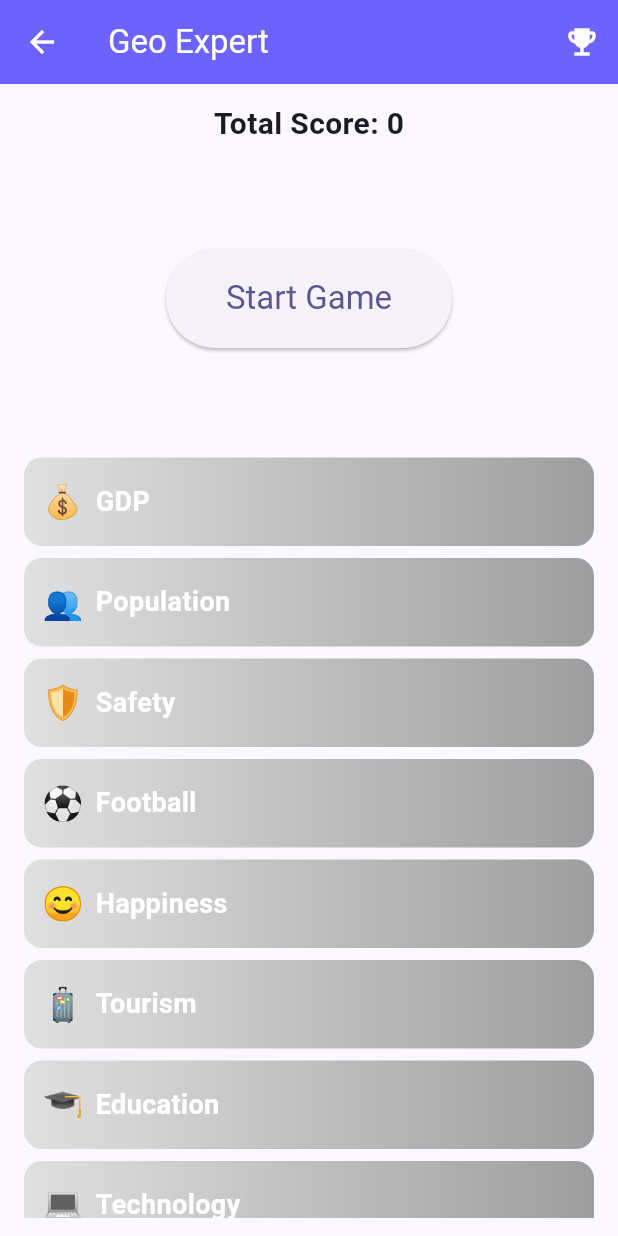
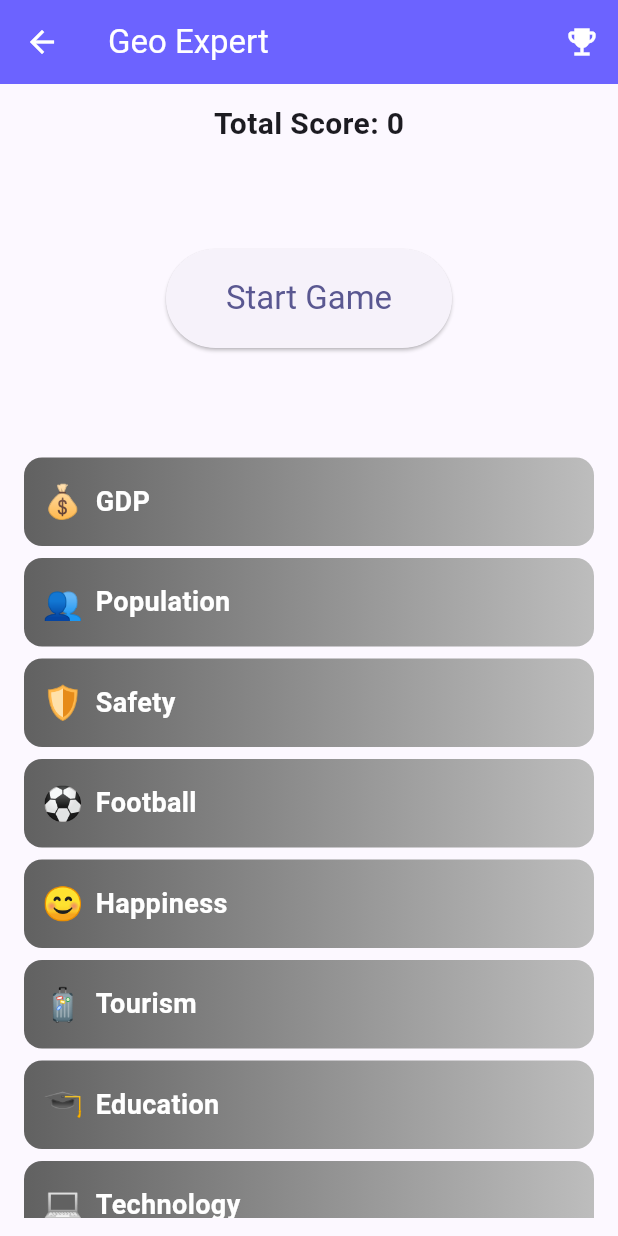
Before and after one commit to AlejandroMilla99/gameBible, a Flutter app: the GeoExpertPage screen opened directly, on a phone screen of 412 x 824 dp. Run offline on Flutter 3.47's test engine with Material 3 defaults, Android fonts, the light colour scheme and no system bars; our stand-ins replace audioplayers, confetti, shared_preferences; accounts and stored records are empty.

Commit message:
final geoExpert design2

```diff
--- a/lib/pages/games/geo_expert_page.dart
+++ b/lib/pages/games/geo_expert_page.dart
@@ -99,7 +99,7 @@ class _GeoExpertPageState extends State<GeoExpertPage> {
                         final enabled = (vm.currentCountry != null && rank == null && !vm.isRolling);
 
                         // Colores del gradiente según ranking
-                        List<Color> gradientColors = [Colors.grey.shade300, Colors.grey.shade500];
+                        List<Color> gradientColors = [Colors.grey.shade700, Colors.grey.shade400];
                         if (rank != null) {
                           if (rank <= 10) {
                             gradientColors = [Colors.green.shade300, Colors.green.shade600];
@@ -187,6 +187,7 @@ class _GeoExpertPageState extends State<GeoExpertPage> {
                               ),
                               child: ElevatedButton(
                                 style: ElevatedButton.styleFrom(
+                                  foregroundColor: Colors.white,
                                   backgroundColor: Colors.transparent,
                                   shadowColor: Colors.transparent,
                                   padding: const EdgeInsets.symmetric(vertical: 16),
```
